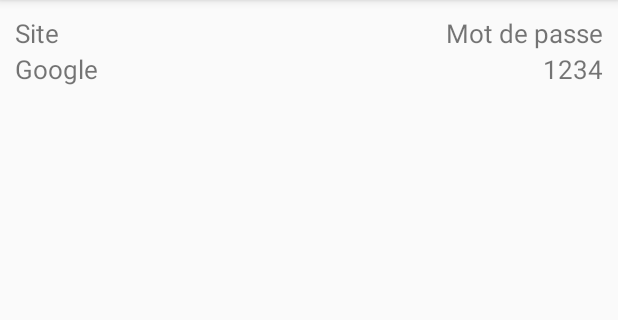
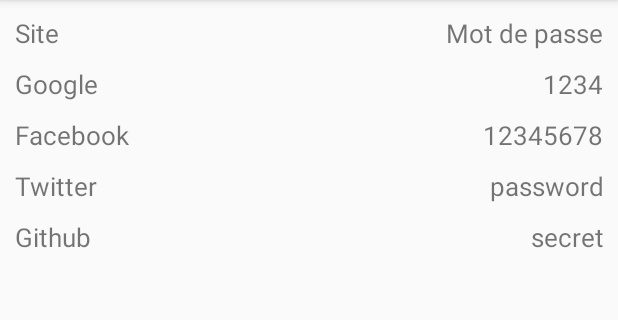
Before and after one commit to LumenH/P3A, an Android app: the AuthSucceedActivity screen opened directly, with no data from a screen before it, on a phone screen of 412 x 824 dp, the part 84-404 px from its top. Run offline under Robolectric (Android 15) with nearby library versions, the phone set to English and light mode, and no system bars.

Commit message:
UI design

```diff
--- a/FingerPrint/app/src/main/res/layout/activity_main.xml
+++ b/FingerPrint/app/src/main/res/layout/activity_main.xml
@@ -15,6 +15,12 @@
         android:layout_height="match_parent"
         android:orientation="vertical"
         android:gravity="center">
+        <TextView
+            android:layout_width="wrap_content"
+            android:layout_height="wrap_content"
+            android:text="First authentication"
+            android:layout_marginBottom="70dp"
+            android:textSize="30dp"/>
         <ImageView
             android:layout_width="wrap_content"
             android:layout_height="wrap_content"
--- a/FingerPrint/app/src/main/res/layout/authsucceed_activity.xml
+++ b/FingerPrint/app/src/main/res/layout/authsucceed_activity.xml
@@ -22,7 +22,7 @@
                 android:gravity="right"
                 />
         </TableRow>
-        <TableRow>
+        <TableRow android:layout_marginTop="10dp">
             <TextView
                 android:text="Google"
                 android:textSize="17dp"
@@ -33,6 +33,39 @@
                 android:gravity="right"
                 />
         </TableRow>
+        <TableRow android:layout_marginTop="10dp">
+            <TextView
+                android:text="Facebook"
+                android:textSize="17dp"
+                />
+            <TextView
+                android:text="12345678"
+                android:textSize="17dp"
+                android:gravity="right"
+                />
+        </TableRow>
+        <TableRow android:layout_marginTop="10dp">
+            <TextView
+                android:text="Twitter"
+                android:textSize="17dp"
+                />
+            <TextView
+                android:text="password"
+                android:textSize="17dp"
+                android:gravity="right"
+                />
+        </TableRow>
+        <TableRow android:layout_marginTop="10dp">
+            <TextView
+                android:text="Github"
+                android:textSize="17dp"
+                />
+            <TextView
+                android:text="secret"
+                android:textSize="17dp"
+                android:gravity="right"
+                />
+        </TableRow>
     </TableLayout>
 
 </LinearLayout>
--- a/FingerPrint/app/src/main/res/layout/second_auth.xml
+++ b/FingerPrint/app/src/main/res/layout/second_auth.xml
@@ -18,7 +18,7 @@
         <TextView
             android:layout_width="wrap_content"
             android:layout_height="wrap_content"
-            android:text="second authentication"
+            android:text="Second authentication"
             android:layout_marginBottom="70dp"
             android:textSize="30dp"/>
         <ImageView
```
